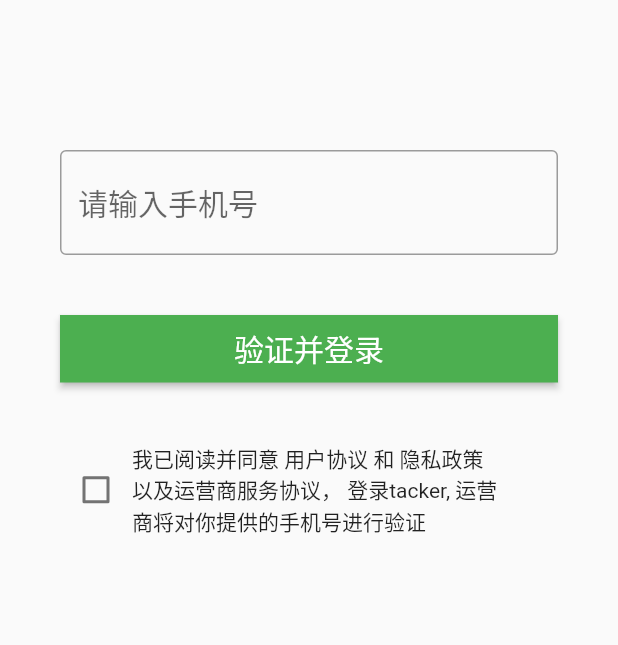
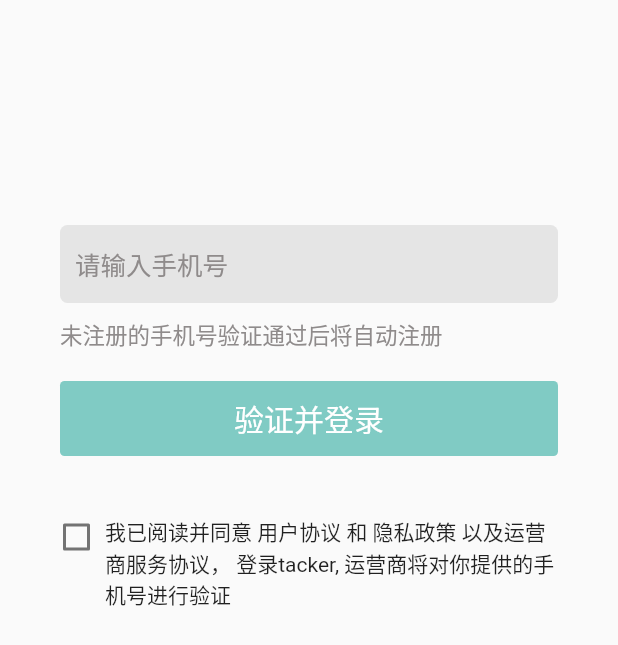
Before and after one commit to csbbo/tracker-ce, a Flutter app: the screen it shows after launch, after a tap on "临时跳转登录页", on a phone screen of 412 x 824 dp. Shown: the top 645 px of the screen. Run offline on Flutter 3.47's test engine with Material 2 defaults, Android fonts, the phone set to English and light mode, and no system bars; our stand-ins replace get, shared_preferences; network calls fail.

Commit message:
优化登录页样式

```diff
--- a/lib/pages/login.dart
+++ b/lib/pages/login.dart
@@ -1,8 +1,9 @@
 import 'package:flutter/material.dart';
+import 'package:flutter/services.dart';
 import 'package:get/get.dart';
 import 'package:tracker/pages/verify.dart';
 
-import '../common/utils/user_preference.dart';
+import 'package:tracker/common/utils/user_preference.dart';
 
 class LoginPage extends StatefulWidget {
   const LoginPage({Key? key}) : super(key: key);
@@ -14,11 +15,45 @@ class LoginPage extends StatefulWidget {
 class _LoginPageState extends State<LoginPage> {
   String phoneNumber = "";
   bool isChecked = false;
+  final TextEditingController phoneNumberInputController = TextEditingController();
 
   @override
   void initState() {
     super.initState();
     phoneNumber = UserPreferences.getPhoneNumber() ?? "";
+  }
+
+  @override
+  void dispose() {
+    phoneNumberInputController.dispose();
+    super.dispose();
+  }
+
+  VoidCallback? loginCheck(BuildContext context) {
+    if (phoneNumber.length != 11) {
+      return null;
+    }
+
+    if (isChecked == false) {
+      return () => showDialog<String>(
+        context: context,
+        builder: (BuildContext context) => AlertDialog(
+          title: const Text("用户协议及隐私保护"),
+          content: const Text("为保障你的合法权益，请阅读并同意 用户协议 和 隐私政策"),
+          actions: <Widget>[
+            TextButton(
+              onPressed: () => Navigator.pop(context, "确定"),
+              child: const Text("确定"),
+            ),
+          ],
+        )
+      );
+    }
+
+    return () async {
+      await UserPreferences.setPhoneNumber(phoneNumber);
+      Get.to(const VerifyPage());
+    };
   }
 
   @override
@@ -28,36 +63,76 @@ class _LoginPageState extends State<LoginPage> {
         margin: const EdgeInsets.only(
           left: 40,
           right: 40,
-          top: 100
+          top: 150
         ),
         child: Column(
           children: [
-            TextFormField(
-              initialValue: phoneNumber,
-              decoration: const InputDecoration(
-                border: OutlineInputBorder(),
-                hintText: "请输入手机号"
+            Row(
+              mainAxisAlignment: MainAxisAlignment.spaceBetween,
+              children: [
+                Expanded(
+                  child: Container(
+                    height: 52,
+                    child: TextField(
+                      controller: phoneNumberInputController..text=phoneNumber..selection=TextSelection.fromPosition(TextPosition(offset: phoneNumber.length)),
+                      decoration: InputDecoration(
+                        fillColor: const Color(0xA8DADADA),
+                        filled: true,
+                        border: OutlineInputBorder(
+                          borderSide: BorderSide.none,
+                          borderRadius: BorderRadius.circular(5)
                         ),
+                        suffixIcon: phoneNumber == ""? null : IconButton(
+                            onPressed: () {
+                              setState(() {
+                                phoneNumber="";
+                                phoneNumberInputController.clear();
+                              });
+                            },
+                            icon: const Icon(Icons.cancel, color: Color(0xC8C5C5C5), size: 20,),
+                        ),
+                        contentPadding: const EdgeInsets.symmetric(vertical: 14, horizontal: 10),
+                        hintText: "请输入手机号",
+                        hintStyle: const TextStyle(fontSize: 17, color: Color(0xFF8F8B8B)),
+                      ),
+                      cursorColor: Colors.green,
+                      keyboardType: TextInputType.number,
+                      inputFormatters: [
+                        FilteringTextInputFormatter.digitsOnly,
+                        LengthLimitingTextInputFormatter(11)
+                      ],
                       style: const TextStyle(fontSize: 20, color: Colors.black87),
                       onChanged: (inputText) => setState(() {
                         phoneNumber = inputText;
                       }),
                     ),
+                  ),
+                ),
+              ],
+            ),
             Container(
-              margin: const EdgeInsets.symmetric(
-                vertical: 40
+              width: double.infinity,
+              margin: const EdgeInsets.symmetric(vertical: 10),
+              child: const Text(
+                "未注册的手机号验证通过后将自动注册",
+                style: TextStyle(fontSize: 15, color: Color(0xFF8F8B8B)),
+              )
+            ),
+            Container(
+              margin: const EdgeInsets.only(
+                top: 10,
+                bottom: 40,
               ),
               width: double.infinity,
-              height: 45,
+              height: 50,
               child: ElevatedButton(
-                  onPressed: () async {
-                    await UserPreferences.setPhoneNumber(phoneNumber);
-                    Get.to(VerifyPage());
-                  },
+                  onPressed: loginCheck(context),
                   style: ElevatedButton.styleFrom(
-                      backgroundColor: Colors.green,
+                    disabledBackgroundColor: const Color(0xFF80CBC4),
+                    disabledForegroundColor: Colors.white,
+                    backgroundColor: const Color(0xFF26a69a),
                     shape: RoundedRectangleBorder(
-                        borderRadius: BorderRadius.circular(0.0),
+                      borderRadius: BorderRadius.circular(3),
                     )
                   ),
                   child: const Text("验证并登录", style: TextStyle(fontSize: 20),),
@@ -65,19 +140,30 @@ class _LoginPageState extends State<LoginPage> {
             ),
             Row(
               mainAxisAlignment: MainAxisAlignment.start,
+              crossAxisAlignment: CrossAxisAlignment.start,
               children: [
-                Checkbox(value: isChecked, onChanged: (bool? value) {
+                Container(
+                  width: 22,
+                  height: 22,
+                  margin: const EdgeInsets.only(
+                    top: 3,
+                    right: 8,
+                  ),
+                  child: Checkbox(
+                    value: isChecked,
+                    onChanged: (bool? value) {
                       setState(() {
                         isChecked = value!;
                       });
-                }),
-                Container(
-                  // height: 200,
-                  width: 250,
-                  child: const Text(
+                    },
+                    activeColor: const Color(0xFF26A69A),
+                  ),
+                ),
+                const Expanded(
+                  child: Text(
                       "我已阅读并同意 用户协议 和 隐私政策 以及运营商服务协议， 登录tacker, 运营商将对你提供的手机号进行验证"
                   ),
-                ),
+                )
               ],
             )
           ],
--- a/lib/pages/person.dart
+++ b/lib/pages/person.dart
@@ -27,8 +27,7 @@ class PersonProfile extends StatelessWidget {
         horizontal: 5,
         vertical: 20,
       ),
-      decoration:
-          BoxDecoration(border: Border.all(color: Colors.grey, width: 0.3)),
+      decoration: BoxDecoration(border: Border.all(color: Colors.grey, width: 0.3)),
       child: Row(
         children: <Widget>[
           ClipRRect(
--- a/lib/pages/verify.dart
+++ b/lib/pages/verify.dart
@@ -39,7 +39,7 @@ class _VerifyPageState extends State<VerifyPage> {
                       borderRadius: BorderRadius.circular(0.0),
                     )
                 ),
-                child: const Text("登录", style: TextStyle(fontSize: 20),),
+                child: const Text("登录/注册", style: TextStyle(fontSize: 20),),
               ),
             ),
           ],
```
Lines whose indentation alone changed are shown as unchanged.
